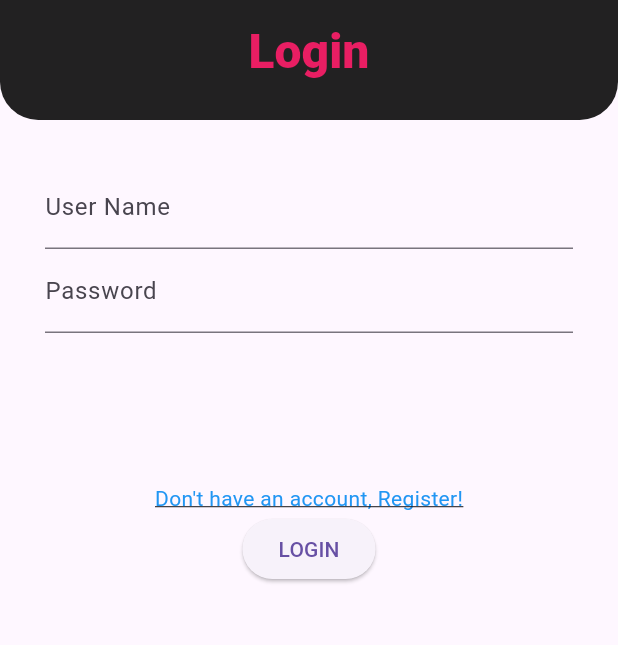
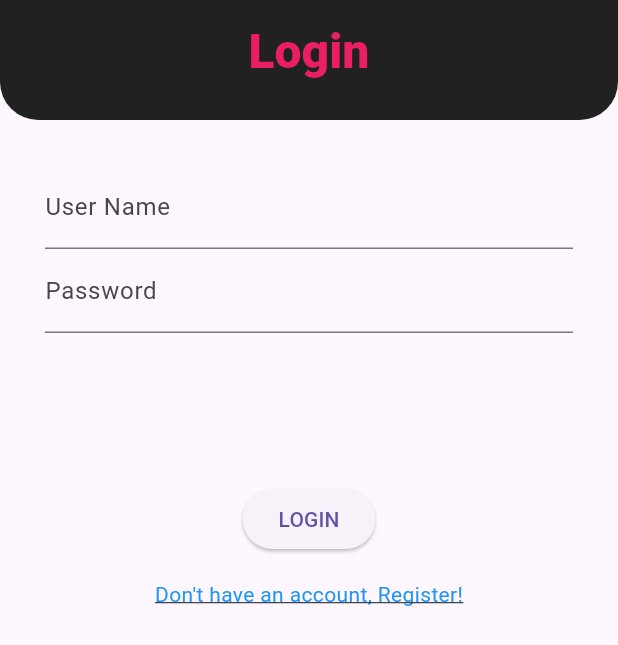
Before and after one commit to safakelkit/loaf-donate-solution-challenge, a Flutter app: the screen it shows after launch, on a phone screen of 412 x 824 dp. Shown: the top 645 px of the screen. Run offline on Flutter 3.47's test engine with Material 3 defaults, Android fonts, the phone set to English and light mode, and no system bars.

Commit message:
Update login.dart

```diff
--- a/lib/screens/login_register_pages/login.dart
+++ b/lib/screens/login_register_pages/login.dart
@@ -42,8 +42,9 @@ class _MyAppState extends State<Login> {
             userName(),
             password(),
             SizedBox(height: 100),
+            saveButton(),
+            SizedBox(height: 16.0,),
             toRegister(),
-            saveButton(),
           ],
         ),
       ),
```
